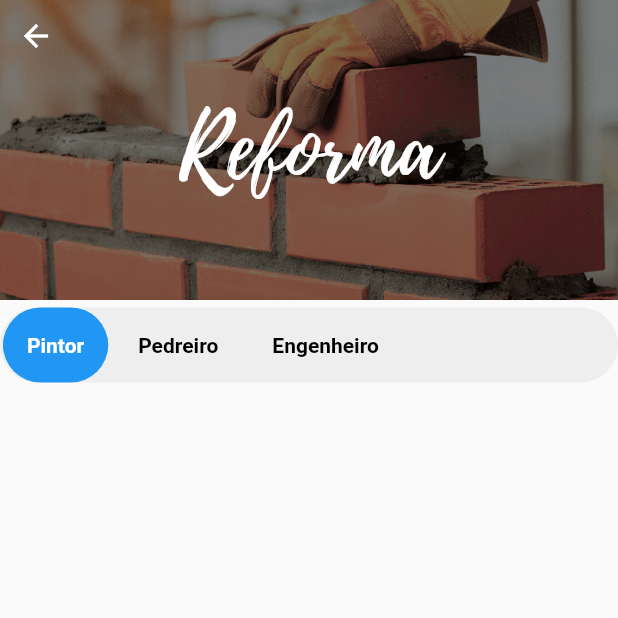
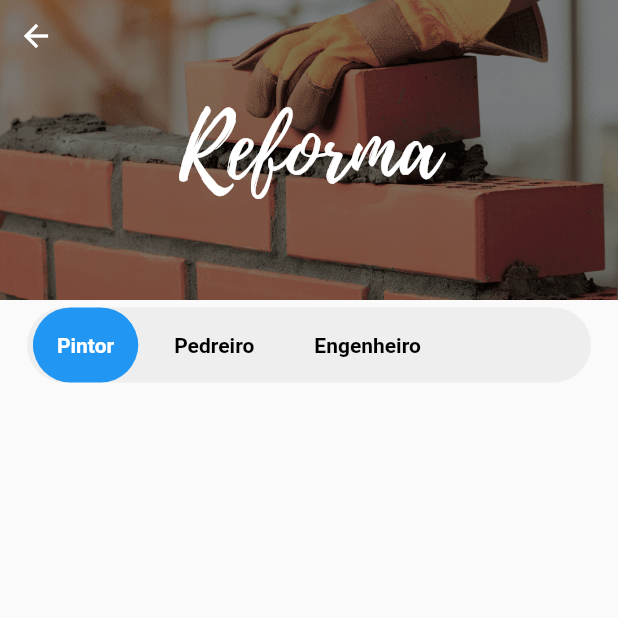
Before and after one commit to thiagoaraujoux/Chama-aqui, a Flutter app: the screen it shows after launch, after a tap on "Reforma", on a phone screen of 412 x 824 dp, the top half of it. Run offline on Flutter 3.47's test engine with Material 2 defaults, Android fonts, the light colour scheme and no system bars; our stand-ins replace shared_preferences, sqflite; accounts and stored records are empty.

Commit message:
Alteração design view serviço

```diff
--- a/lib/views/servico.dart
+++ b/lib/views/servico.dart
@@ -2,7 +2,6 @@ import 'package:chamaaqui/views/perfil.dart';
 import 'package:flutter/material.dart';
 
 import '../models/servico.dart';
-
 
 class Servico extends StatefulWidget {
   final String imagePath;
@@ -82,18 +81,22 @@ class _ServicoState extends State<Servico> {
             ],
           ),
           SizedBox(height: 5),
-          Container(
+          Padding(
+            padding: const EdgeInsets.symmetric(horizontal: 16.0),
+            child: Container(
               height: 50,
+              margin: EdgeInsets.symmetric(horizontal: 2.0),
               decoration: BoxDecoration(
                 color: Colors.grey[200],
                 borderRadius: BorderRadius.circular(30),
               ),
+              child: Center(
                 child: ListView.builder(
                   scrollDirection: Axis.horizontal,
                   itemCount: categorias.length,
                   itemBuilder: (context, index) {
                     return Padding(
-                  padding: EdgeInsets.symmetric(horizontal: 2.0),
+                      padding: EdgeInsets.symmetric(horizontal: 4.0),
                       child: ElevatedButton(
                         style: ElevatedButton.styleFrom(
                           primary: _selectedIndex == index ? Colors.blue : Colors.transparent,
@@ -127,6 +130,8 @@ class _ServicoState extends State<Servico> {
                   },
                 ),
               ),
+            ),
+          ),
           SizedBox(height: 16.0),
           Expanded(
             child: ListView.builder(
@@ -148,11 +153,11 @@ class _ServicoState extends State<Servico> {
                       );
                     },
                     child: Padding(
-                      padding: const EdgeInsets.symmetric(vertical: 8.0),
+                      padding: const EdgeInsets.symmetric(vertical: 8.0, horizontal: 16.0),
                       child: Row(
                         children: [
                           CircleAvatar(
-                            backgroundImage: AssetImage('assets/profile_image.png'),
+                            backgroundImage: AssetImage('assets/images/avatar.png'),
                             radius: 30,
                           ),
                           SizedBox(width: 16),
```
Lines whose indentation alone changed are shown as unchanged.
